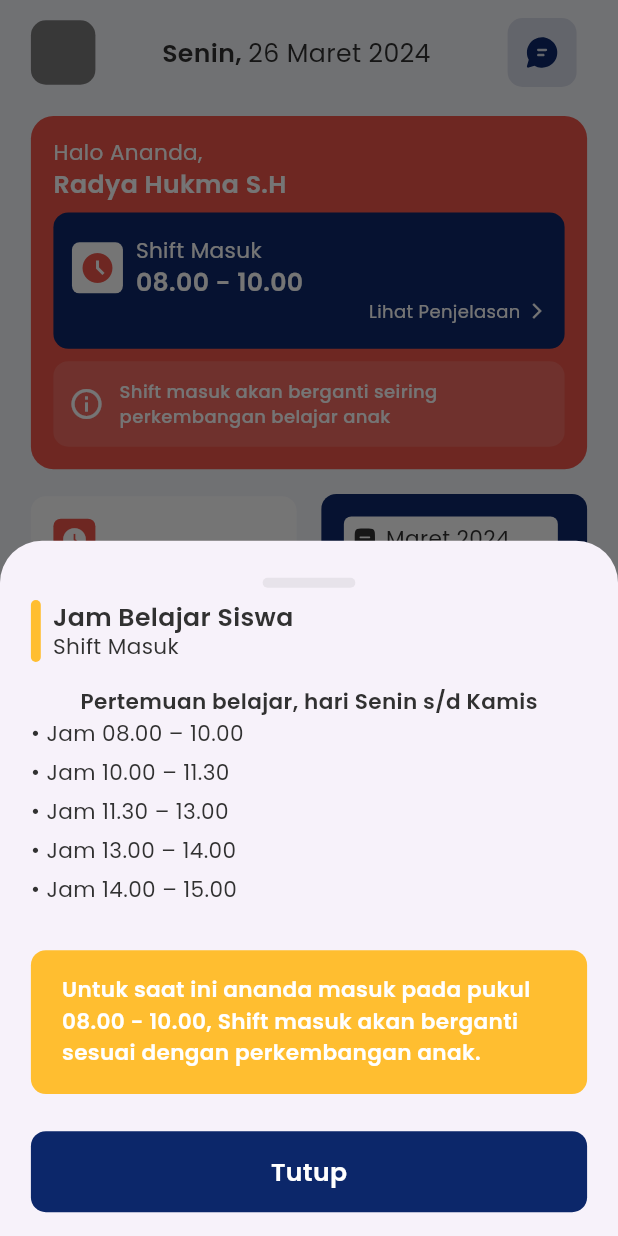
After one commit to Ratih-Shinta/Fun-Education-App, a Flutter app: the screen it shows after launch, after a tap on "Lihat Penjelasan", on a phone screen of 412 x 824 dp. The commit adds this screen. Run offline on Flutter 3.47's test engine with Material 3 defaults, Android fonts, the phone set to English and light mode, and no system bars; drawn by our look-alikes of auto_size_text; our stand-ins replace flutter_svg, get, google_fonts.

Commit message:
feat [RS] : slicing bottomsheet catatan darurat

```diff
--- a/lib/app/global-component/common_button.dart
+++ b/lib/app/global-component/common_button.dart
@@ -3,15 +3,18 @@ import 'package:fun_education_app/common/helper/themes.dart';
 
 class CommonButton extends StatelessWidget {
   final String text;
+  final VoidCallback onPressed;
 
   CommonButton(
       {Key? key,
-      required this.text})
+      required this.text, required this.onPressed})
       : super(key: key);
 
   @override
   Widget build(BuildContext context) {
-    return Container(
+    return InkWell(
+      onTap: onPressed,
+      child: Container(
       padding: EdgeInsets.symmetric(vertical: 15),
       width: double.infinity,
       decoration: BoxDecoration(
@@ -23,6 +26,7 @@ class CommonButton extends StatelessWidget {
         text,
         style: tsBodyMediumSemibold(whiteColor),
       ),
+    ),
     );
   }
 }
--- a/lib/app/pages/add-photo-page/add_photo_view.dart
+++ b/lib/app/pages/add-photo-page/add_photo_view.dart
@@ -57,7 +57,7 @@ class AddPhotoView extends StatelessWidget {
                           text:
                               'Usahakan menggunakan foto ananda setengah badan memakai seragam'),
                       SizedBox(height: height * 0.017),
-                      CommonButton(text: 'Masuk')
+                      CommonButton(text: 'Masuk', onPressed: () {  },)
                     ],
                   ),
                 ),
--- a/lib/app/pages/hal-yang-perlu-diperhatikan-page/widgets/bullet_text.dart
+++ b/lib/app/pages/hal-yang-perlu-diperhatikan-page/widgets/bullet_text.dart
@@ -15,7 +15,6 @@ class BulletText extends StatelessWidget {
     return Container(
       margin: EdgeInsets.only(bottom: 5),
       child: Row(
-        crossAxisAlignment: CrossAxisAlignment.start,
         children: [
           AutoSizeText.rich(
             TextSpan(
--- /dev/null
+++ b/lib/app/pages/home-page/components/bottomsheet_penjelasan_shift_masuk.dart
@@ -0,0 +1,102 @@
+import 'package:auto_size_text/auto_size_text.dart';
+import 'package:flutter/foundation.dart';
+import 'package:flutter/material.dart';
+import 'package:flutter/widgets.dart';
+import 'package:fun_education_app/app/global-component/common_button.dart';
+import 'package:fun_education_app/app/pages/hal-yang-perlu-diperhatikan-page/widgets/bullet_text.dart';
+import 'package:fun_education_app/common/helper/themes.dart';
+
+class BottomsheetPenjelasanShiftMasuk extends StatelessWidget {
+  const BottomsheetPenjelasanShiftMasuk({super.key});
+
+  @override
+  Widget build(BuildContext context) {
+    final Size mediaQuery = MediaQuery.of(context).size;
+    final double width = mediaQuery.width;
+    final double height = mediaQuery.height;
+
+    return SizedBox(
+        child: Padding(
+      padding: EdgeInsets.symmetric(
+          vertical: height * 0.03, horizontal: width * 0.05),
+      child: Column(
+        crossAxisAlignment: CrossAxisAlignment.center,
+        children: [
+          Container(
+            margin: EdgeInsets.only(bottom: height * 0.01),
+            width: width * 0.15,
+            height: height * 0.008,
+            decoration: BoxDecoration(
+              color: opacity20GreyColor,
+              borderRadius: BorderRadius.circular(4),
+            ),
+          ),
+          Row(
+            children: [
+              Container(
+                margin: EdgeInsets.only(right: 8),
+                width: width * 0.016,
+                height: height * 0.05,
+                decoration: BoxDecoration(
+                  color: warningColor,
+                  borderRadius: BorderRadius.circular(4),
+                ),
+              ),
+              AutoSizeText.rich(
+                textAlign: TextAlign.start,
+                TextSpan(
+                  text: 'Jam Belajar Siswa\n',
+                  style: tsBodyMediumSemibold(blackColor).copyWith(
+                    height: 1.3,
+                  ),
+                  children: [
+                    TextSpan(
+                      text: 'Shift Masuk',
+                      style: tsBodySmallRegular(blackColor),
+                    ),
+                  ],
+                ),
+                maxLines: 2,
+              ),
+            ],
+          ),
+          SizedBox(height: height * 0.02),
+          Center(
+            child: Column(
+              children: [
+                AutoSizeText.rich(
+                  TextSpan(
+                      text: 'Pertemuan belajar, hari Senin s/d Kamis',
+                      style: tsBodySmallSemibold(blackColor)),
+                ),
+                BulletText(text: 'Jam 08.00 – 10.00'),
+                BulletText(text: 'Jam 10.00 – 11.30'),
+                BulletText(text: 'Jam 11.30 – 13.00'),
+                BulletText(text: 'Jam 13.00 – 14.00'),
+              ],
+            ),
+          ),
+          BulletText(text: 'Jam 14.00 – 15.00'),
+          Container(
+              margin:
+                  EdgeInsets.symmetric(vertical: height * 0.03),
+              padding: EdgeInsets.symmetric(
+                  horizontal: width * 0.05, vertical: height * 0.02),
+              decoration: BoxDecoration(
+                color: warningColor,
+                borderRadius: BorderRadius.circular(10),
+              ),
+              child: Flexible(
+                child: AutoSizeText(
+                  'Untuk saat ini ananda masuk pada pukul 08.00 - 10.00, Shift masuk akan berganti sesuai dengan perkembangan anak.',
+                  maxLines: 5,
+                  style: tsBodySmallSemibold(whiteColor),
+                ),
+              )),
+
+          CommonButton(text: 'Tutup', onPressed: () => Navigator.pop(context))
+        ],
+      ),
+    ));
+  }
+}
--- a/lib/app/pages/home-page/components/home_page_component_four.dart
+++ b/lib/app/pages/home-page/components/home_page_component_four.dart
@@ -34,15 +34,16 @@ class HomePageComponentFour extends StatelessWidget {
           ),
         ),
         Container(
-          margin: EdgeInsets.only(right: 4.5, bottom: 8),
-          padding: EdgeInsets.symmetric(vertical: 7, horizontal: width * 0.03),
-          decoration: BoxDecoration(
-              color: whiteColor, borderRadius: BorderRadius.circular(10)),
-          child: Text(
-            'Senin, 25 Maret 2024',
-            style: tsBodySmallMedium(blackColor),
-          ),
-        ),
+            margin: EdgeInsets.only(right: 4.5, bottom: 8),
+            padding:
+                EdgeInsets.symmetric(vertical: 7, horizontal: width * 0.03),
+            decoration: BoxDecoration(
+                color: whiteColor, borderRadius: BorderRadius.circular(10)),
+            child: AutoSizeText.rich(
+              TextSpan(
+                  text: 'Senin, 25 Maret 2024',
+                  style: tsBodySmallMedium(blackColor)),
+            )),
       ],
     );
   }
--- a/lib/app/pages/home-page/components/home_page_component_one.dart
+++ b/lib/app/pages/home-page/components/home_page_component_one.dart
@@ -1,6 +1,7 @@
 import 'package:auto_size_text/auto_size_text.dart';
 import 'package:flutter/material.dart';
 import 'package:fun_education_app/app/global-component/common_warning.dart';
+import 'package:fun_education_app/app/pages/home-page/components/bottomsheet_penjelasan_shift_masuk.dart';
 import 'package:fun_education_app/common/helper/themes.dart';
 
 class HomePageComponentOne extends StatelessWidget {
@@ -74,7 +75,16 @@ class HomePageComponentOne extends StatelessWidget {
                     ),
                   ],
                 ),
-                Row(
+                InkWell(
+                  onTap: () {
+                    showModalBottomSheet<void>(
+                      context: context,
+                      builder: (BuildContext context) {
+                        return BottomsheetPenjelasanShiftMasuk();
+                      },
+                    );
+                  },
+                  child: Row(
                     mainAxisAlignment: MainAxisAlignment.end,
                     children: [
                       AutoSizeText.rich(
@@ -93,6 +103,7 @@ class HomePageComponentOne extends StatelessWidget {
                         size: 12,
                       )
                     ],
+                  ),
                 )
               ],
             ),
--- a/lib/app/pages/home-page/components/home_page_component_two.dart
+++ b/lib/app/pages/home-page/components/home_page_component_two.dart
@@ -1,6 +1,7 @@
 import 'package:auto_size_text/auto_size_text.dart';
 import 'package:flutter/material.dart';
 import 'package:flutter_svg/svg.dart';
+import 'package:fun_education_app/app/pages/home-page/components/bottomsheet_catatan_darurat.dart';
 import 'package:fun_education_app/common/helper/themes.dart';
 
 class HomePageComponentTwo extends StatelessWidget {
@@ -50,7 +51,13 @@ class HomePageComponentTwo extends StatelessWidget {
                     style: tsBodyMediumSemibold(blackColor)),
                 maxLines: 2,
               ),
-              Container(
+              InkWell(
+                onTap: () {
+                  showModalBottomSheet(
+                      context: context,
+                      builder: (context) => BottomsheetCatatanDarurat());
+                },
+                child: Container(
                   margin: EdgeInsets.only(top: height * 0.075),
                   padding: EdgeInsets.symmetric(
                       vertical: height * 0.014, horizontal: width * 0.05),
@@ -77,7 +84,8 @@ class HomePageComponentTwo extends StatelessWidget {
                       )
                     ],
                   ),
-              )
+                ),
+              ),
             ],
           ),
         ),
--- a/lib/app/pages/login-page/login_page_view.dart
+++ b/lib/app/pages/login-page/login_page_view.dart
@@ -75,7 +75,7 @@ class LoginPageView extends StatelessWidget {
                         isObsecure: false,
                       ),
                       SizedBox(height: height * 0.075),
-                      CommonButton(text: 'Lanjut')
+                      CommonButton(text: 'Lanjut', onPressed: () {  },)
                     ],
                   ),
                 ),
--- a/lib/common/helper/themes.dart
+++ b/lib/common/helper/themes.dart
@@ -16,6 +16,8 @@ const Color opacityWhiteColor = Color(0x20FFFFFF);
 const Color opacity5SecondaryColor = Color(0x0D0C276A);
 const Color greenColor = Color(0xFF0CD644);
 const Color blueColor = Color(0xFF00B5C0);
+const Color opacity20GreyColor = Color(0x207B7B7B);
+const Color opacity5PrimaryColor = Color(0x0DEF564B);
 
 //BOX SHADOW
 BoxShadow shadowBlackBlur15Color5 = BoxShadow(
```
Also changed, not shown: lib/app/pages/hal-yang-perlu-diperhatikan-page/hal_yang_perlu_diperhatikan_view.dart (+7 -4 lines), lib/app/pages/home-page/components/bottomsheet_catatan_darurat.dart (added, +82 -0 lines). Lines whose indentation alone changed are shown as unchanged.
